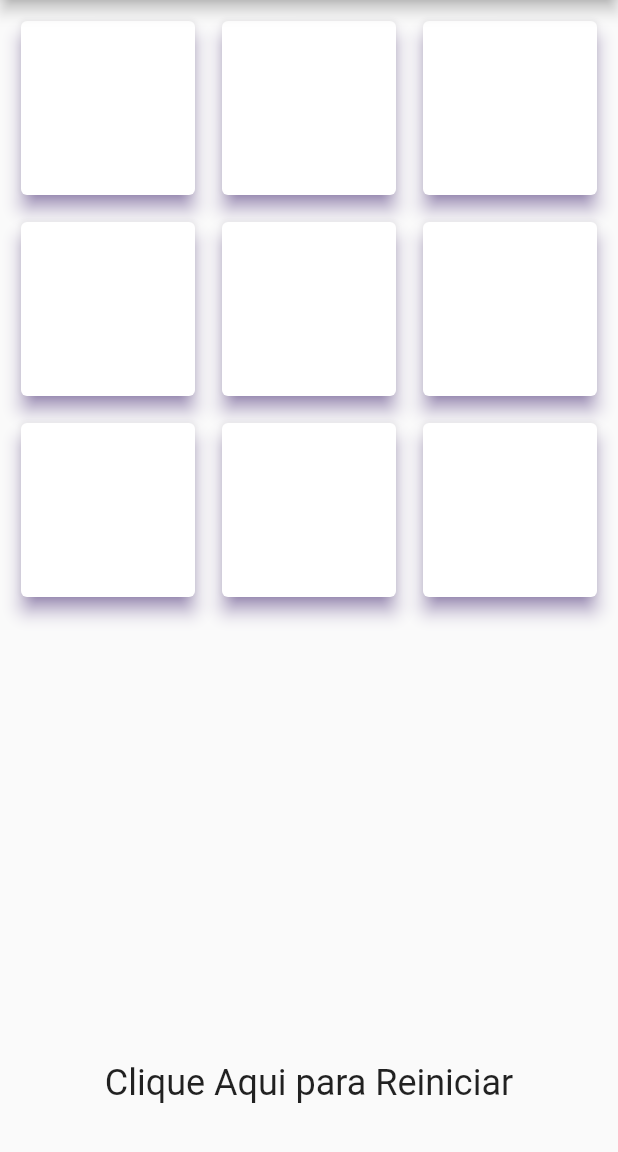
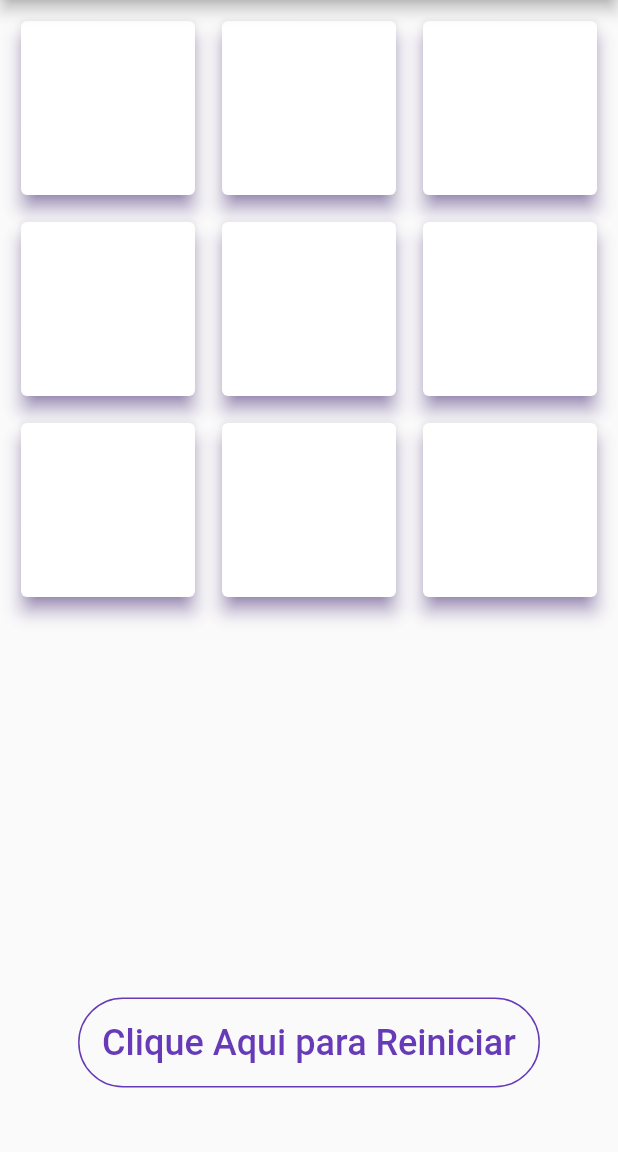
Before and after one commit to HPiffer/IA_Faculdade, a Flutter app: the screen it shows after launch, after a tap on "Clique Aqui para Reiniciar", on a phone screen of 412 x 824 dp, the part 84-1236 px from its top. Run offline on Flutter 3.47's test engine with Material 2 defaults, Android fonts, the phone set to English and light mode, and no system bars.

Commit message:
Apresentação

```diff
--- a/tic_tac_toe/lib/app/pages/game_page.dart
+++ b/tic_tac_toe/lib/app/pages/game_page.dart
@@ -143,13 +143,21 @@ class _GamePageState extends State<GamePage> {
                   padding: EdgeInsets.only(
                     bottom: 32.0,
                   ),
-                  child: GestureDetector(
-                    onTap: () {
-                      reset();
-                    },
-                    child: Text(
-                      'Clique Aqui para Reiniciar',
-                      style: TextStyle(fontSize: 24),
+                  child: TextButton(
+                    onPressed: () => reset(),
+                    child: Container(
+                      margin: const EdgeInsets.all(3),
+                      padding: const EdgeInsets.all(15),
+                      decoration: BoxDecoration(
+                        border: Border.all(color: Colors.deepPurple),
+                        borderRadius: BorderRadius.all(
+                          Radius.circular(30),
+                        ),
+                      ),
+                      child: Text(
+                        'Clique Aqui para Reiniciar',
+                        style: TextStyle(fontSize: 24),
+                      ),
                     ),
                   ),
                 ),
```
